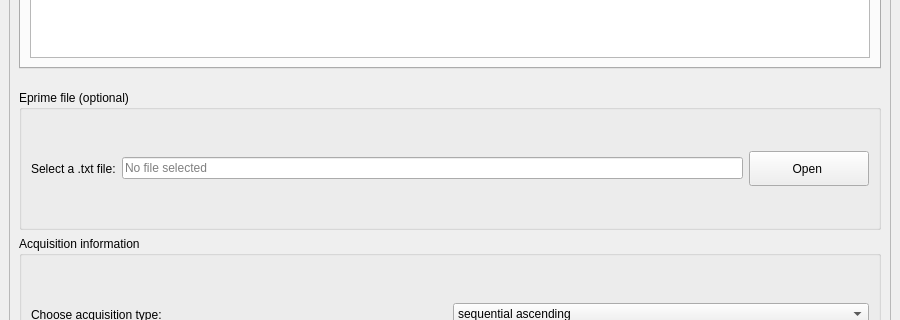
IRMaGe-3T/ge2rec-clin, file ge2rec-clin/interface.ui: the form before one commit; both pictures show x 0 to 900 and y 236 to 556 of the 900 by 1117 pixel window.
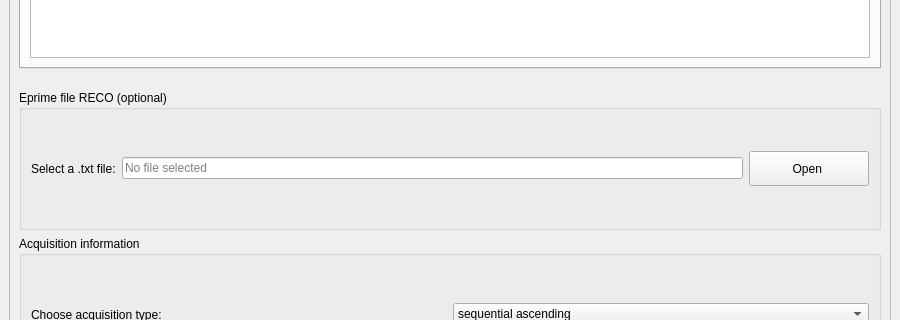
The form after the commit.

Patch:
```diff
--- a/ge2rec-clin/interface.ui
+++ b/ge2rec-clin/interface.ui
@@ -242,7 +242,7 @@
     <item>
      <widget class="QGroupBox" name="groupBox_txt">
       <property name="title">
-       <string>Eprime file (optional)</string>
+       <string>Eprime file RECO (optional)</string>
       </property>
       <layout class="QHBoxLayout" name="horizontalLayout_txt">
        <item>
```
